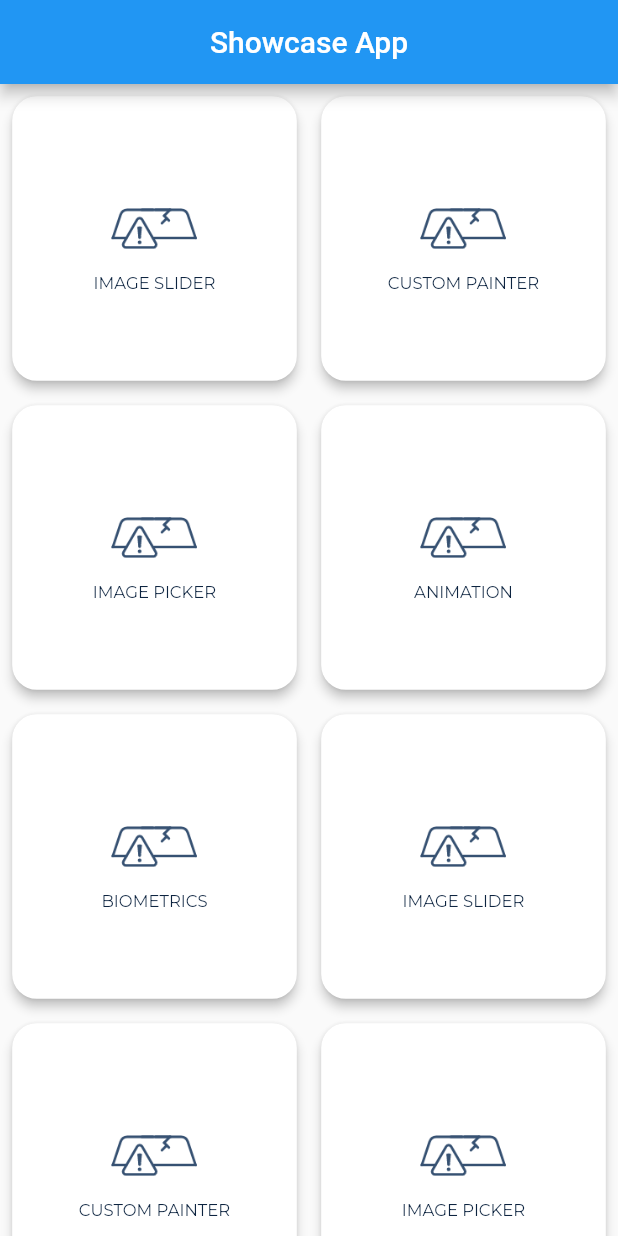
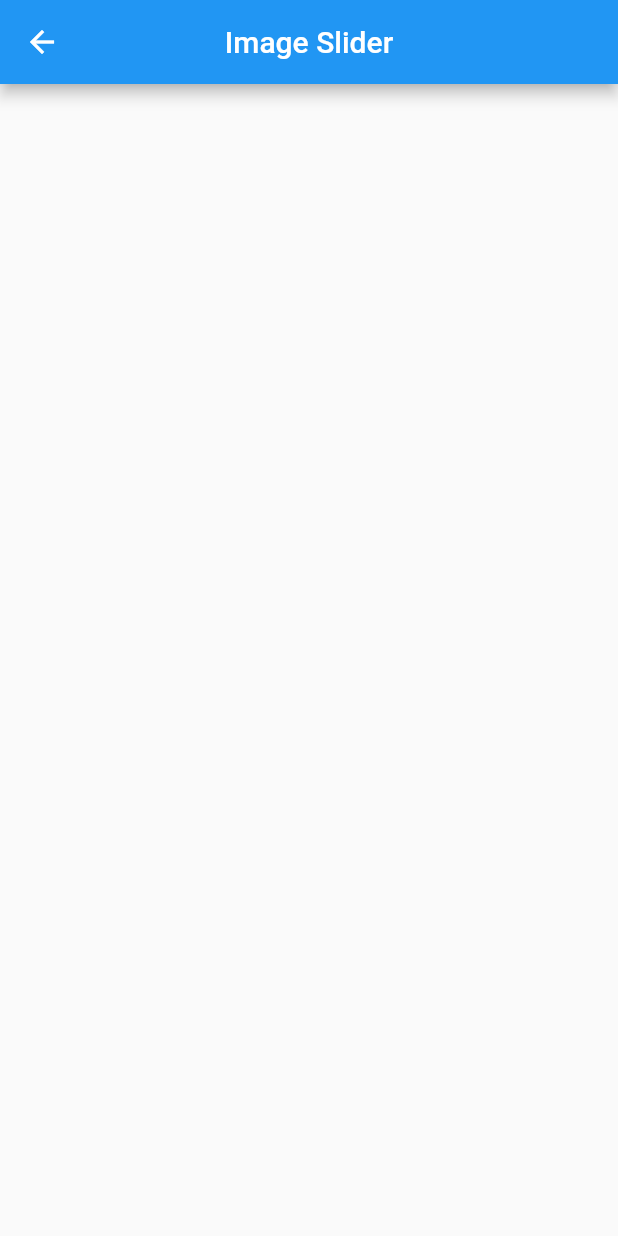
Before and after one commit to janeeshaW/show_case_app_flutter, a Flutter app: the screen it shows after launch, after a tap on "IMAGE SLIDER", on a phone screen of 412 x 824 dp. Run offline on Flutter 3.47's test engine with Material 2 defaults, Android fonts, the phone set to English and light mode, and no system bars; our stand-ins replace google_fonts, sizer.

Commit message:
added image slider

```diff
--- a/lib/ui/home_page.dart
+++ b/lib/ui/home_page.dart
@@ -1,6 +1,8 @@
 import 'package:flutter/material.dart';
+import 'package:flutter_showcase_app/ui/image_slider.dart';
 
 import '../models/grid_services.dart';
+import '../resources/string_values.dart';
 import '../widgets/custom_grid_view.dart';
 
 class HomePage extends StatefulWidget {
@@ -33,15 +35,35 @@ class _HomePageState extends State<HomePage> {
         child: CustomGridView(
           servicesList: gridServices,
           onItemTapped: (value) {
-            //performAction(value);
+            performAction(value);
           },
         ),
       ),
     );
   }
+  Future<void> performAction(String action) async {
+    switch (action) {
+      case StringValues.lblTileImageSlider:
+        Navigator.push(
+          context,
+          MaterialPageRoute(builder: (context) => const ImageSlider()),
+        );
+        break;
+      // case StringValues.lbl_tile_cof:
+      //   pushNewScreenWithRouteSettings(
+      //     context,
+      //     settings: RouteSettings(name: RouteConfigs.cofPage),
+      //     screen: CertificateOfFitness(
+      //         isInclusion: CommonUtils.checkServiceIncluded(context, action)),
+      //     pageTransitionAnimation: PageTransitionAnimation.fade,
+      //   );
+      //   break;
+    }
+
+  }
   List<Services> fetchServices(){
     return <Services>[
-      Services('IMAGE SLIDER', '01'),
+      Services(StringValues.lblTileImageSlider, '01'),
       Services('CUSTOM PAINTER', '02'),
       Services('IMAGE PICKER', '03'),
       Services('ANIMATION', '04'),
--- /dev/null
+++ b/lib/ui/image_slider.dart
@@ -0,0 +1,21 @@
+import 'package:flutter/material.dart';
+
+class ImageSlider extends StatefulWidget {
+  const ImageSlider({Key? key}) : super(key: key);
+
+  @override
+  State<ImageSlider> createState() => _ImageSliderState();
+}
+
+class _ImageSliderState extends State<ImageSlider> {
+  @override
+  Widget build(BuildContext context) {
+    return Scaffold(
+      appBar: AppBar(
+        centerTitle: true,
+        title: const Text('Image Slider'),
+      ),
+      body: Container(),
+    );
+  }
+}
```
Also changed, not shown: lib/ui/custom_painter.dart (added, +21 -0 lines).
